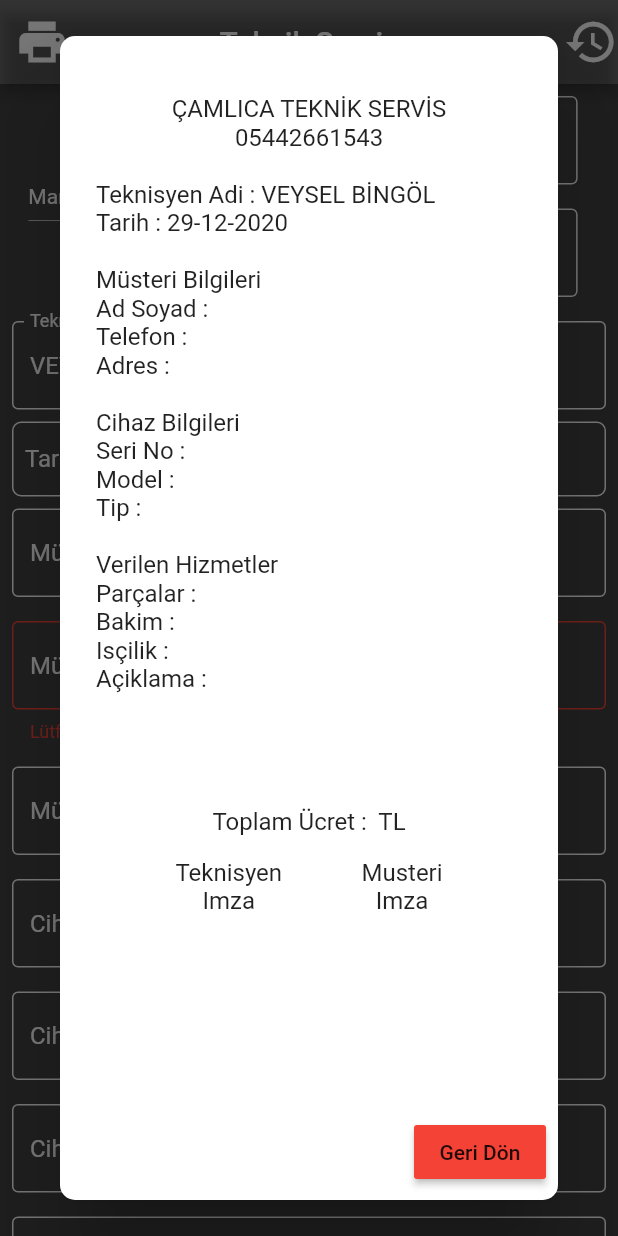
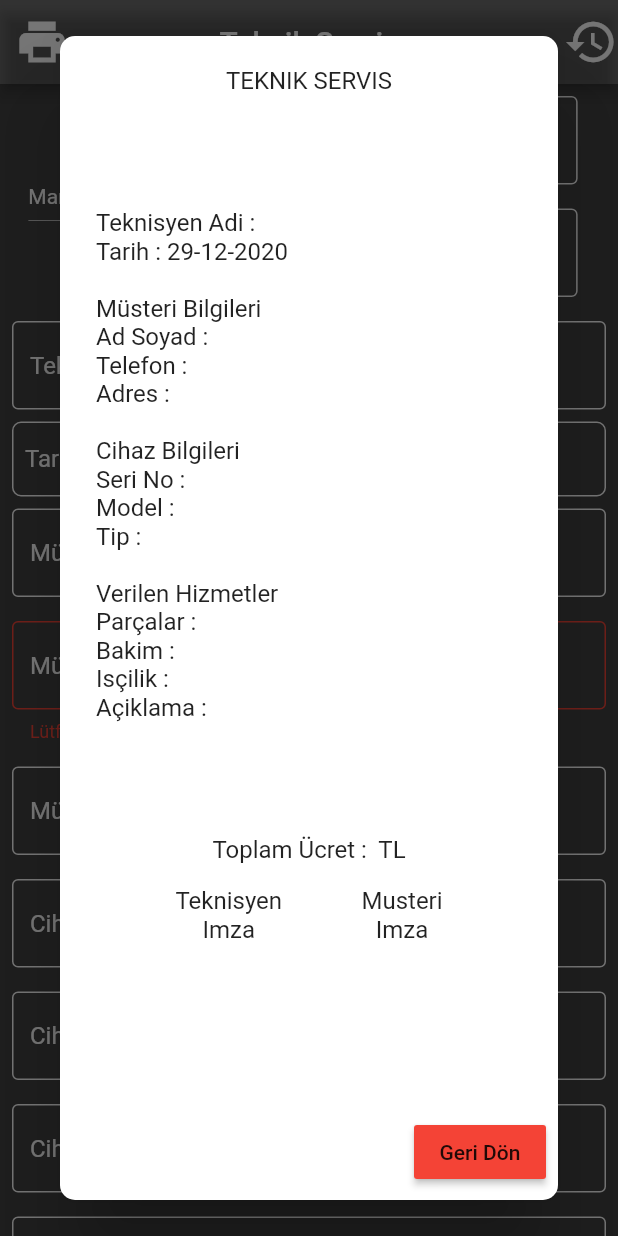
Before and after one commit to bilalozcan/teknik-servis-app, a Flutter app: the MainPage screen opened directly, after a tap on the "print" icon, on a phone screen of 412 x 824 dp. Run offline on Flutter 3.47's test engine with Material 2 defaults, Android fonts, the phone set to English and light mode, and no system bars; our stand-ins replace date_format, shared_preferences, sqflite, toast; missing offline and left inert: blue_thermal_printer; accounts and stored records are empty.

Commit message:
Genel Kullanım için geri özelleştirildi

```diff
--- a/lib/ui/HistoryDocumentsPage.dart
+++ b/lib/ui/HistoryDocumentsPage.dart
@@ -256,7 +256,7 @@ class _HistoryDocumentsPageState extends State<HistoryDocumentsPage> {
                     "assets/images/" + logoName + ".png",
                     scale: 0.4,
                   ),
-                  //Text("TEKNIK SERVIS", textAlign: TextAlign.center),
+                  Text("TEKNIK SERVIS", textAlign: TextAlign.center),
                   Text(""),
                   Text(
                     document.servisAdi.toUpperCase(),
@@ -299,7 +299,7 @@ class _HistoryDocumentsPageState extends State<HistoryDocumentsPage> {
                       textAlign: TextAlign.left),
                   Text("\n"),
                   document.garanti == "true"
-                      ? Text("PARCA VE HIZMETLER 6 AY GARANTIMIZ ALTINDADIR",
+                      ? Text("PARCA VE HIZMETLER 1 YIL GARANTIMIZ ALTINDADIR",
                           textAlign: TextAlign.center)
                       : SizedBox(),
                   Text("\n"),
--- a/lib/ui/MainPage.dart
+++ b/lib/ui/MainPage.dart
@@ -50,9 +50,6 @@ class _MainPageState extends State<MainPage> {
     tumDokumanListesi = List<Document>();
     _databaseHelper = DatabaseHelper();
     _tarih.text = formatDate(DateTime.now(), [dd, '-', mm, '-', yyyy]);
-    _servisAdi.text = "ÇAMLICA TEKNİK SERVİS";
-    _servisTel.text = "05442661543";
-    _teknisyenAdi.text = "VEYSEL BİNGÖL";
   }
 
   @override
@@ -429,7 +426,7 @@ class _MainPageState extends State<MainPage> {
                           "assets/images/" + logoName + ".png",
                           scale: 0.4,
                         ),
-                  //Text("TEKNIK SERVIS", textAlign: TextAlign.center),
+                  Text("TEKNIK SERVIS", textAlign: TextAlign.center),
                   Text(""),
                   Text(
                     _servisAdi.text.toUpperCase(),
@@ -472,7 +469,7 @@ class _MainPageState extends State<MainPage> {
                       textAlign: TextAlign.left),
                   Text("\n"),
                   checkBoxValue == true
-                      ? Text("PARCA VE HIZMETLER 6 AY GARANTIMIZ ALTINDADIR",
+                      ? Text("PARCA VE HIZMETLER 1 YIL GARANTIMIZ ALTINDADIR",
                           textAlign: TextAlign.center)
                       : SizedBox(),
                   Text("\n"),
--- a/lib/ui/PrinterPage.dart
+++ b/lib/ui/PrinterPage.dart
@@ -275,7 +275,7 @@ class _PrinterPageState extends State<PrinterPage> {
         bluetooth.printNewLine();
         bluetooth.printImage(pathImage); //path of your image/logo
         bluetooth.printNewLine();
-        //bluetooth.printCustom("TEKNIK SERVIS", 2, 1, charset: "CP857");
+        bluetooth.printCustom("TEKNIK SERVIS", 2, 1, charset: "CP857");
         bluetooth.printNewLine();
         bluetooth.printCustom(
             _document.servisAdi
@@ -547,9 +547,9 @@ class _PrinterPageState extends State<PrinterPage> {
         bluetooth.printNewLine();
         bluetooth.printNewLine();
         if (_document.garanti == "true") {
-          bluetooth.printCustom("PARCA VE HIZMETLER 6 AY", 1, 1,
+          bluetooth.printCustom("PARCA VE HIZMETLER 1 YIL", 1, 1,
               charset: "CP857");
-          bluetooth.printCustom("BOYUNCA GARANTIMIZ ALTINDADIR", 1, 1,
+          bluetooth.printCustom(" GARANTIMIZ ALTINDADIR", 1, 1,
               charset: "CP857");
           bluetooth.printNewLine();
           bluetooth.printNewLine();
```
